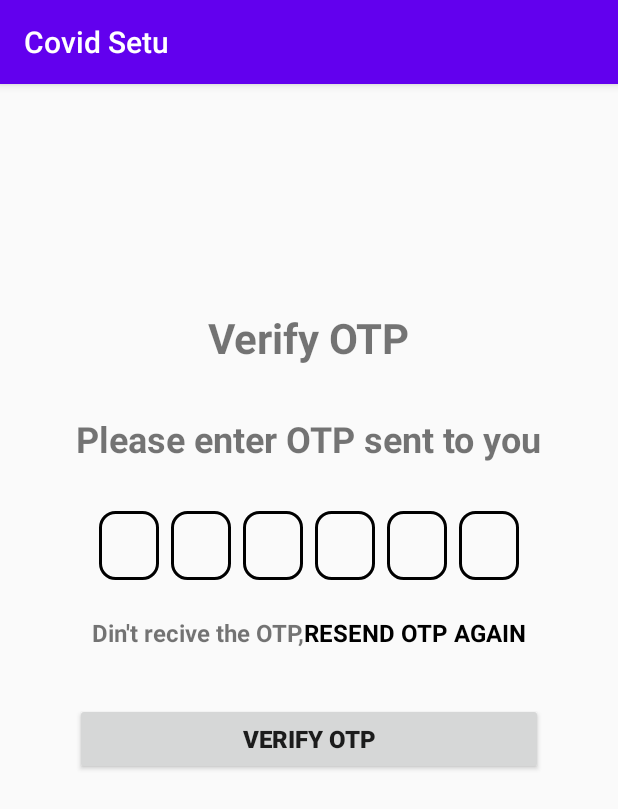
After one commit to kushal-p1699/Covid-Setu, an Android app: the VerifyOTP screen opened directly, with no data from a screen before it, on a phone screen of 412 x 824 dp. The commit adds this screen. Shown: the top 809 px of the screen. Run offline under Robolectric (Android 15) with nearby library versions, the phone set to English and light mode, and no system bars.

Commit message:
get otp and verify otp UI added

```diff
--- a/app/src/main/AndroidManifest.xml
+++ b/app/src/main/AndroidManifest.xml
@@ -9,6 +9,8 @@
         android:roundIcon="@mipmap/ic_launcher_round"
         android:supportsRtl="true"
         android:theme="@style/Theme.CovidSetu">
+        <activity android:name=".VerifyOTP"></activity>
+        <activity android:name=".OTPLoginActivity" />
         <activity android:name=".MainActivity">
             <intent-filter>
                 <action android:name="android.intent.action.MAIN" />
--- /dev/null
+++ b/app/src/main/java/com/example/covidsetu/VerifyOTP.java
@@ -0,0 +1,13 @@
+package com.example.covidsetu;
+
+import android.support.v7.app.AppCompatActivity;
+import android.os.Bundle;
+
+public class VerifyOTP extends AppCompatActivity {
+
+    @Override
+    protected void onCreate(Bundle savedInstanceState) {
+        super.onCreate(savedInstanceState);
+        setContentView(R.layout.activity_verify_otp);
+    }
+}
--- /dev/null
+++ b/app/src/main/res/drawable/backgroundbox.xml
@@ -0,0 +1,11 @@
+<?xml version="1.0" encoding="utf-8"?>
+<shape xmlns:android="http://schemas.android.com/apk/res/android"
+    android:shape="rectangle">
+
+<!--  change color  -->
+    <stroke android:width="2dp"
+        android:color="@color/black"/>
+
+    <corners
+        android:radius="10dp"/>
+</shape>
--- /dev/null
+++ b/app/src/main/res/layout/activity_verify_otp.xml
@@ -0,0 +1,193 @@
+<?xml version="1.0" encoding="utf-8"?>
+<android.support.constraint.ConstraintLayout xmlns:android="http://schemas.android.com/apk/res/android"
+    xmlns:app="http://schemas.android.com/apk/res-auto"
+    xmlns:tools="http://schemas.android.com/tools"
+    android:layout_width="match_parent"
+    android:layout_height="match_parent"
+    tools:context=".VerifyOTP">
+
+    <TextView
+        android:id="@+id/textView3"
+        android:layout_width="wrap_content"
+        android:layout_height="wrap_content"
+        android:layout_marginTop="150dp"
+        android:gravity="center"
+        android:text="Verify OTP"
+        android:textSize="28sp"
+
+        android:textStyle="bold"
+        app:layout_constraintEnd_toEndOf="parent"
+        app:layout_constraintHorizontal_bias="0.498"
+        app:layout_constraintStart_toStartOf="parent"
+        app:layout_constraintTop_toTopOf="parent" />
+
+    <TextView
+        android:id="@+id/textView4"
+        android:layout_width="wrap_content"
+        android:layout_height="wrap_content"
+        android:layout_marginTop="32dp"
+        android:gravity="center"
+        android:text="@string/please_enter_otp_sent_to_you"
+        android:textSize="24sp"
+        android:textStyle="bold"
+        app:layout_constraintEnd_toEndOf="@+id/textView3"
+        app:layout_constraintStart_toStartOf="@+id/textView3"
+        app:layout_constraintTop_toBottomOf="@+id/textView3" />
+
+    <LinearLayout
+        android:id="@+id/linearLayout2"
+        android:layout_width="match_parent"
+        android:layout_height="wrap_content"
+        android:layout_marginStart="50dp"
+        android:layout_marginTop="32dp"
+        android:layout_marginEnd="50dp"
+        android:gravity="center"
+        android:orientation="horizontal"
+        app:layout_constraintEnd_toEndOf="@+id/textView4"
+        app:layout_constraintStart_toStartOf="@+id/textView4"
+        app:layout_constraintTop_toBottomOf="@+id/textView4">
+
+
+        <EditText
+            android:id="@+id/edit_text_otp1"
+            android:layout_width="40dp"
+            android:layout_height="46dp"
+            android:layout_gravity="center"
+            android:layout_marginStart="4dp"
+            android:layout_marginEnd="4dp"
+            android:background="@drawable/backgroundbox"
+            android:imeOptions="actionNext"
+            android:importantForAutofill="no"
+            android:inputType="number"
+            android:maxLength="1"
+            android:textSize="20sp"
+            android:textStyle="bold"
+            tools:ignore="LabelFor" />
+
+        <EditText
+            android:id="@+id/edit_text_otp2"
+            android:layout_width="40dp"
+            android:layout_height="46dp"
+            android:layout_gravity="center"
+            android:layout_marginStart="4dp"
+            android:layout_marginEnd="4dp"
+            android:background="@drawable/backgroundbox"
+            android:imeOptions="actionNext"
+            android:importantForAutofill="no"
+            android:inputType="number"
+            android:maxLength="1"
+            android:textSize="20sp"
+            android:textStyle="bold"
+            tools:ignore="LabelFor" />
+
+        <EditText
+            android:id="@+id/edit_text_otp3"
+            android:layout_width="40dp"
+            android:layout_height="46dp"
+            android:layout_gravity="center"
+            android:layout_marginStart="4dp"
+            android:layout_marginEnd="4dp"
+            android:background="@drawable/backgroundbox"
+            android:imeOptions="actionNext"
+            android:importantForAutofill="no"
+            android:inputType="number"
+            android:maxLength="1"
+            android:textSize="20sp"
+            android:textStyle="bold"
+            tools:ignore="LabelFor" />
+
+        <EditText
+            android:id="@+id/edit_text_otp4"
+            android:layout_width="40dp"
+            android:layout_height="46dp"
+            android:layout_gravity="center"
+            android:layout_marginStart="4dp"
+            android:layout_marginEnd="4dp"
+            android:background="@drawable/backgroundbox"
+            android:imeOptions="actionNext"
+            android:importantForAutofill="no"
+            android:inputType="number"
+            android:maxLength="1"
+            android:textSize="20sp"
+            android:textStyle="bold"
+            tools:ignore="LabelFor" />
+
+        <EditText
+            android:id="@+id/edit_text_otp5"
+            android:layout_width="40dp"
+            android:layout_height="46dp"
+            android:layout_gravity="center"
+            android:layout_marginStart="4dp"
+            android:layout_marginEnd="4dp"
+            android:background="@drawable/backgroundbox"
+            android:imeOptions="actionNext"
+            android:importantForAutofill="no"
+            android:inputType="number"
+            android:maxLength="1"
+            android:textSize="20sp"
+            android:textStyle="bold"
+            tools:ignore="LabelFor" />
+
+        <EditText
+            android:id="@+id/edit_text_otp6"
+            android:layout_width="40dp"
+            android:layout_height="46dp"
+            android:layout_gravity="center"
+            android:layout_marginStart="4dp"
+            android:layout_marginEnd="4dp"
+            android:background="@drawable/backgroundbox"
+            android:imeOptions="actionNext"
+            android:importantForAutofill="no"
+            android:inputType="number"
+            android:maxLength="1"
+            android:textSize="20sp"
+            android:textStyle="bold"
+            tools:ignore="LabelFor" />
+
+
+    </LinearLayout>
+
+    <LinearLayout
+        android:id="@+id/linearLayout3"
+        android:layout_width="wrap_content"
+        android:layout_height="wrap_content"
+        android:layout_marginTop="24dp"
+        android:gravity="center"
+        android:orientation="horizontal"
+        app:layout_constraintEnd_toEndOf="@+id/linearLayout2"
+        app:layout_constraintStart_toStartOf="@+id/linearLayout2"
+        app:layout_constraintTop_toBottomOf="@+id/linearLayout2">
+
+        <TextView
+            android:layout_width="wrap_content"
+            android:layout_height="wrap_content"
+            android:text="@string/din_t_recive_the_otp"
+            android:textSize="16sp"
+            android:textStyle="bold" />
+
+        <TextView
+            android:id="@+id/text_view_resend_otp"
+            android:layout_width="wrap_content"
+            android:layout_height="wrap_content"
+            android:text="@string/resend_otp_again"
+            android:textColor="@color/black"
+            android:textSize="16sp"
+            android:textStyle="bold" />
+
+    </LinearLayout>
+
+    <Button
+        android:id="@+id/btn_verify_otp"
+        android:layout_width="0dp"
+        android:layout_height="wrap_content"
+        android:layout_marginTop="36dp"
+        android:text="@string/verify_otp"
+        android:textSize="16sp"
+        android:textStyle="bold"
+        app:layout_constraintEnd_toEndOf="@+id/linearLayout2"
+        app:layout_constraintHorizontal_bias="0.505"
+        app:layout_constraintStart_toStartOf="@+id/linearLayout2"
+        app:layout_constraintTop_toBottomOf="@+id/linearLayout3" />
+
+
+</android.support.constraint.ConstraintLayout>
--- a/app/src/main/res/values/strings.xml
+++ b/app/src/main/res/values/strings.xml
@@ -1,3 +1,8 @@
 <resources>
     <string name="app_name">Covid Setu</string>
+    <string name="opt_verification">OPT Verification</string>
+    <string name="verify_otp">Verify otp</string>
+    <string name="resend_otp_again">RESEND OTP AGAIN</string>
+    <string name="din_t_recive_the_otp">Din\'t recive the OTP,</string>
+    <string name="please_enter_otp_sent_to_you">Please enter OTP sent to you</string>
 </resources>
```
Also changed, not shown: app/src/main/java/com/example/covidsetu/OTPLoginActivity.java (added, +13 -0 lines), app/src/main/res/layout/activity_otplogin.xml (added, +88 -0 lines).
